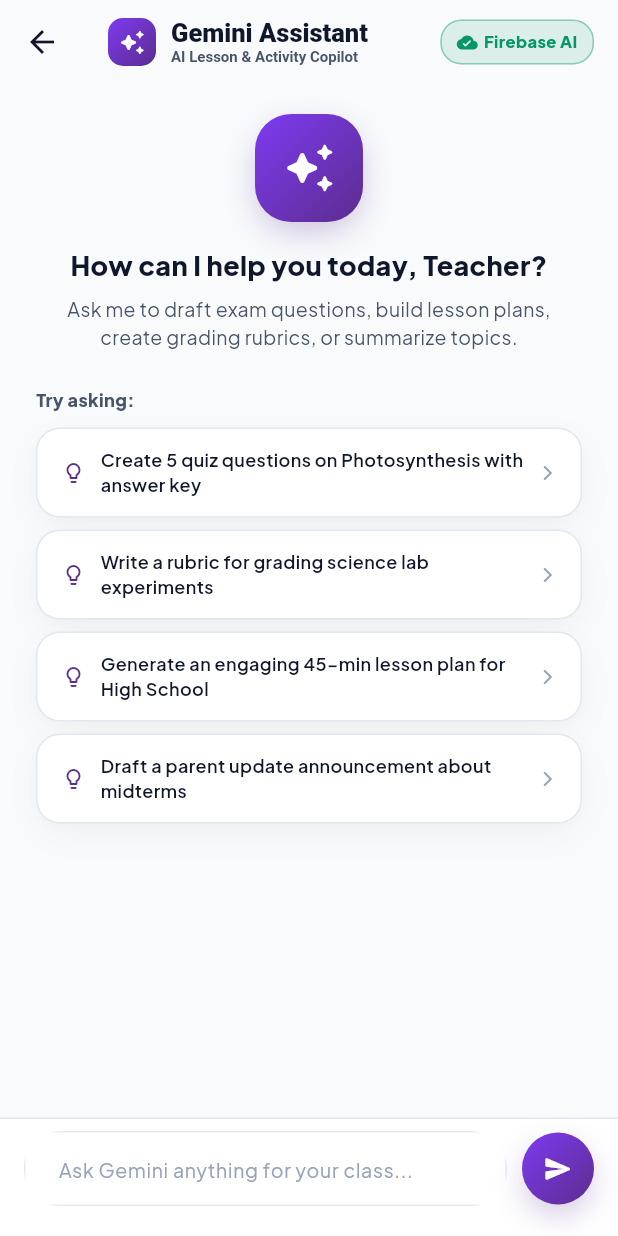
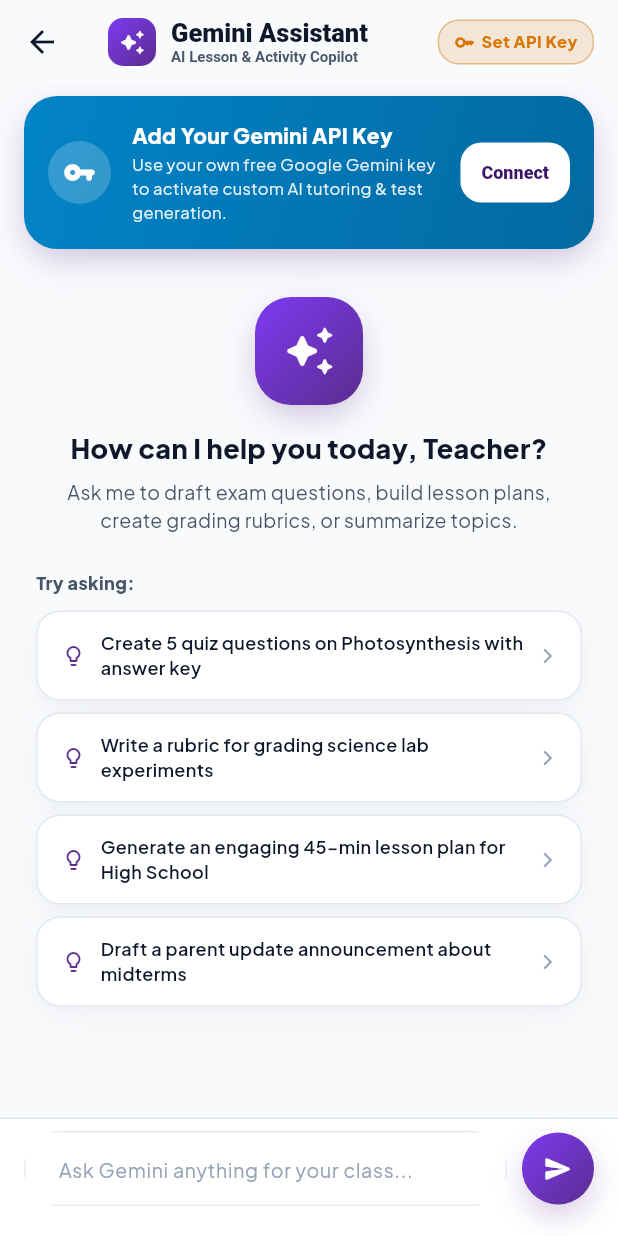
Before and after one commit to Kioian89/edusync, a Flutter app: the GeminiAssistantScreen screen opened directly, on a phone screen of 412 x 824 dp. Run offline on Flutter 3.47's test engine with Material 3 defaults, Android fonts, the phone set to English and light mode, and no system bars; our stand-ins replace cloud_firestore, file_picker, firebase_ai, firebase_auth, firebase_core, firebase_messaging and 5 more; missing offline and left inert: mobile_scanner, shorebird_code_push; accounts and stored records are empty.

Commit message:
fix(gemini): resolve endpoint model failover, validate key logic, and connection status v1.4.5

```diff
--- a/lib/providers/gemini_assistant_provider.dart
+++ b/lib/providers/gemini_assistant_provider.dart
@@ -61,11 +61,9 @@ class GeminiAssistantProvider extends ChangeNotifier {
   }
   bool get hasPersonalKey => _personalApiKey != null && _personalApiKey!.trim().isNotEmpty;
   bool get isFirebaseAiConnected =>
-      FirebaseAiService.isAvailable ||
       (_firebaseApiKey != null && _firebaseApiKey!.trim().isNotEmpty);
   bool get hasKey =>
-      (apiKey != null && apiKey!.trim().isNotEmpty) ||
-      FirebaseAiService.isAvailable;
+      (apiKey != null && apiKey!.trim().isNotEmpty);
   bool get isLoading => _isLoading;
   String? get errorMessage => _errorMessage;
   List<GeminiMessage> get messages => _messages;
@@ -81,8 +79,8 @@ class GeminiAssistantProvider extends ChangeNotifier {
     try {
       if (FirebaseAiService.isAvailable) {
         final fbConfig = await FirebaseAiService.fetchFirebaseGeminiConfig();
-        if (fbConfig != null && fbConfig['isEnabled'] != false) {
-          _firebaseApiKey = fbConfig['apiKey'] as String?;
+        if (fbConfig != null && fbConfig['isEnabled'] != false && fbConfig['apiKey'] != null) {
+          _firebaseApiKey = (fbConfig['apiKey'] as String?)?.trim();
           if (fbConfig['model'] != null) {
             _activeModel = fbConfig['model'] as String;
           }
@@ -165,7 +163,13 @@ class GeminiAssistantProvider extends ChangeNotifier {
 
   Future<void> sendMessage(String text, {String? classContext}) async {
     final effectiveKey = apiKey ?? '';
-    if (!hasKey || text.trim().isEmpty) return;
+    if (!hasKey || text.trim().isEmpty) {
+      if (!hasKey) {
+        _errorMessage = 'Gemini API key is required. Tap the key icon to connect.';
+        notifyListeners();
+      }
+      return;
+    }
 
     final userMsg = GeminiMessage(
       id: DateTime.now().millisecondsSinceEpoch.toString(),
--- a/lib/screens/teacher/gemini_assistant_screen.dart
+++ b/lib/screens/teacher/gemini_assistant_screen.dart
@@ -512,6 +512,56 @@ class _GeminiAssistantScreenState extends State<GeminiAssistantScreen> {
               ),
             ),
 
+          // Error alert banner
+          if (gemini.errorMessage != null)
+            Container(
+              margin: const EdgeInsets.fromLTRB(16, 0, 16, 8),
+              padding: const EdgeInsets.symmetric(horizontal: 14, vertical: 8),
+              decoration: BoxDecoration(
+                color: AppTheme.statusPending.withValues(alpha: 0.12),
+                borderRadius: BorderRadius.circular(16),
+                border: Border.all(
+                  color: AppTheme.statusPending.withValues(alpha: 0.4),
+                ),
+              ),
+              child: Row(
+                children: [
+                  const Icon(
+                    Icons.error_outline_rounded,
+                    color: AppTheme.statusPending,
+                    size: 18,
+                  ),
+                  const SizedBox(width: 8),
+                  Expanded(
+                    child: Text(
+                      gemini.errorMessage!,
+                      style: const TextStyle(
+                        fontSize: 12,
+                        fontWeight: FontWeight.w700,
+                        color: AppTheme.textMain,
+                      ),
+                    ),
+                  ),
+                  TextButton(
+                    onPressed: () => _showApiKeyDialog(context, gemini),
+                    style: TextButton.styleFrom(
+                      padding: const EdgeInsets.symmetric(horizontal: 8),
+                      minimumSize: Size.zero,
+                      tapTargetSize: MaterialTapTargetSize.shrinkWrap,
+                    ),
+                    child: const Text(
+                      'Configure',
+                      style: TextStyle(
+                        fontWeight: FontWeight.w800,
+                        fontSize: 12,
+                        color: AppTheme.primary,
+                      ),
+                    ),
+                  ),
+                ],
+              ),
+            ),
+
           // Bottom Input Field
           Container(
             padding: const EdgeInsets.fromLTRB(16, 8, 16, 20),
--- a/lib/services/firebase_ai_service.dart
+++ b/lib/services/firebase_ai_service.dart
@@ -27,7 +27,7 @@ class FirebaseAiService {
   /// Gets a GenerativeModel instance powered by the Firebase AI Logic SDK.
   /// Automatically authenticates through Firebase project infrastructure.
   static GenerativeModel? getFirebaseAiModel({
-    String modelName = 'gemini-3.8-flash',
+    String modelName = 'gemini-flash-latest',
     String? systemInstruction,
   }) {
     if (!isAvailable) return null;
@@ -54,7 +54,7 @@ class FirebaseAiService {
     required String prompt,
     List<Map<String, String>> chatHistory = const [],
     String? systemInstruction,
-    String modelName = 'gemini-3.8-flash',
+    String modelName = 'gemini-flash-latest',
   }) async {
     final model = getFirebaseAiModel(
       modelName: modelName,
--- a/lib/services/gemini_service.dart
+++ b/lib/services/gemini_service.dart
@@ -5,7 +5,7 @@ import 'package:http/http.dart' as http;
 import 'firebase_ai_service.dart';
 
 class GeminiService {
-  static const String defaultModelName = 'gemini-3.8-flash';
+  static const String defaultModelName = 'gemini-flash-latest';
 
   /// Default API key loaded securely from compile-time dart-define
   static String get defaultApiKey {
@@ -25,6 +25,7 @@ class GeminiService {
 
     // 0. Primary: Try Firebase AI Logic SDK first if Firebase is available
     if (FirebaseAiService.isAvailable) {
+      try {
         final fbResponse = await FirebaseAiService.generateWithFirebaseAI(
           prompt: prompt,
           chatHistory: chatHistory,
@@ -33,6 +34,9 @@ class GeminiService {
         );
         if (fbResponse != null && fbResponse.isNotEmpty) {
           return fbResponse;
+        }
+      } catch (e) {
+        debugPrint('Firebase AI generation note: $e');
       }
     }
 
@@ -68,10 +72,10 @@ class GeminiService {
         return response.text!;
       }
     } catch (e) {
-      debugPrint('google_generative_ai SDK exception, trying direct endpoint: $e');
+      debugPrint('google_generative_ai SDK exception, trying direct endpoint with failover: $e');
     }
 
-    // 2. Direct HTTP Fallback in case of client package edge cases
+    // 2. Direct HTTP Fallback with automatic multi-model failover
     return _sendViaHttpFallback(
       apiKey: effectiveKey,
       prompt: prompt,
@@ -88,8 +92,17 @@ class GeminiService {
     String? systemInstruction,
     required String modelName,
   }) async {
+    final candidateModels = [
+      modelName,
+      if (modelName != 'gemini-flash-latest') 'gemini-flash-latest',
+      if (modelName != 'gemini-3.8-flash') 'gemini-3.8-flash',
+    ];
+
+    String lastError = '';
+
+    for (final model in candidateModels) {
       final url = Uri.parse(
-      'https://generativelanguage.googleapis.com/v1beta/models/$modelName:generateContent?key=$apiKey',
+        'https://generativelanguage.googleapis.com/v1beta/models/$model:generateContent?key=$apiKey',
       );
 
       final List<Map<String, dynamic>> contents = [];
@@ -147,23 +160,31 @@ class GeminiService {
         } else {
           final errData = jsonDecode(response.body);
           final errMsg = errData['error']?['message'] ?? response.body;
-        throw Exception('Gemini API Error (${response.statusCode}): $errMsg');
+          lastError = 'Gemini API Error (${response.statusCode}): $errMsg';
+          debugPrint('Model $model attempt: $lastError');
+          continue;
         }
       } catch (e) {
-      if (e.toString().contains('Exception:')) rethrow;
-      throw Exception('Failed to connect to Gemini API: $e');
+        lastError = 'Failed to connect to Gemini API: $e';
+        debugPrint('Connection error with model $model: $e');
+        continue;
       }
+    }
+
+    throw Exception(lastError.isNotEmpty ? lastError : 'Failed to reach Gemini API across all model endpoints.');
   }
 
   /// Verifies if an API key is valid by sending a tiny ping prompt
   static Future<bool> validateApiKey(String apiKey) async {
     try {
-      final res = await sendMessage(
-        apiKey: apiKey,
+      final res = await _sendViaHttpFallback(
+        apiKey: apiKey.trim(),
         prompt: 'Ping test. Reply with: OK',
+        modelName: defaultModelName,
       );
       return res.isNotEmpty;
-    } catch (_) {
+    } catch (e) {
+      debugPrint('validateApiKey error: $e');
       return false;
     }
   }
--- a/pubspec.yaml
+++ b/pubspec.yaml
@@ -2,7 +2,7 @@ name: edusync
 description: "EduSync - A Web-based Activity and Grade Management System for Teachers and Students."
 publish_to: 'none'
 
-version: 1.4.4+1
+version: 1.4.5+1
 
 environment:
   sdk: ^3.13.5
```
Lines whose indentation alone changed are shown as unchanged.
